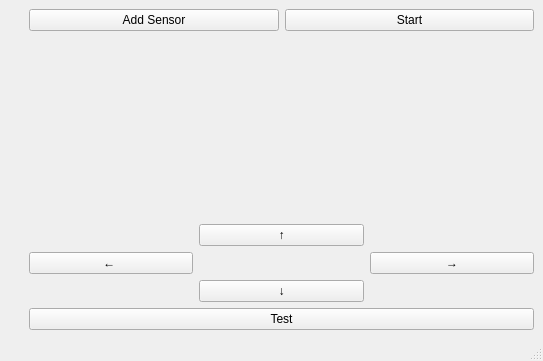
This is JoySim/main_window.ui in iamkevinzhao/JoySim as Qt 5 draws it before an edit. The edited form follows.
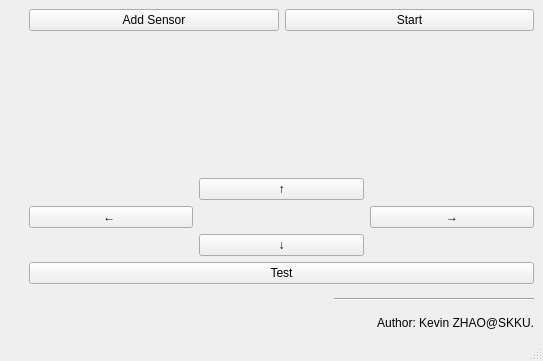
This is the edited form.

Diff of the .ui file:
```diff
--- a/JoySim/main_window.ui
+++ b/JoySim/main_window.ui
@@ -167,6 +167,16 @@
       </item>
      </layout>
     </item>
+    <item row="7" column="2">
+     <widget class="QLabel" name="label">
+      <property name="text">
+       <string>Author: Kevin ZHAO@SKKU.</string>
+      </property>
+      <property name="alignment">
+       <set>Qt::AlignRight|Qt::AlignTrailing|Qt::AlignVCenter</set>
+      </property>
+     </widget>
+    </item>
     <item row="2" column="2">
      <widget class="QPushButton" name="TestPushButton">
       <property name="text">
@@ -174,6 +184,48 @@
       </property>
      </widget>
     </item>
+    <item row="6" column="2">
+     <layout class="QHBoxLayout" name="horizontalLayout_2">
+      <item>
+       <spacer name="horizontalSpacer_6">
+        <property name="orientation">
+         <enum>Qt::Horizontal</enum>
+        </property>
+        <property name="sizeHint" stdset="0">
+         <size>
+          <width>40</width>
+          <height>20</height>
+         </size>
+        </property>
+       </spacer>
+      </item>
+      <item>
+       <widget class="Line" name="line">
+        <property name="sizePolicy">
+         <sizepolicy hsizetype="Fixed" vsizetype="Fixed">
+          <horstretch>0</horstretch>
+          <verstretch>0</verstretch>
+         </sizepolicy>
+        </property>
+        <property name="minimumSize">
+         <size>
+          <width>200</width>
+          <height>0</height>
+         </size>
+        </property>
+        <property name="maximumSize">
+         <size>
+          <width>200</width>
+          <height>16777215</height>
+         </size>
+        </property>
+        <property name="orientation">
+         <enum>Qt::Horizontal</enum>
+        </property>
+       </widget>
+      </item>
+     </layout>
+    </item>
    </layout>
   </widget>
   <widget class="QMenuBar" name="menubar">
```
